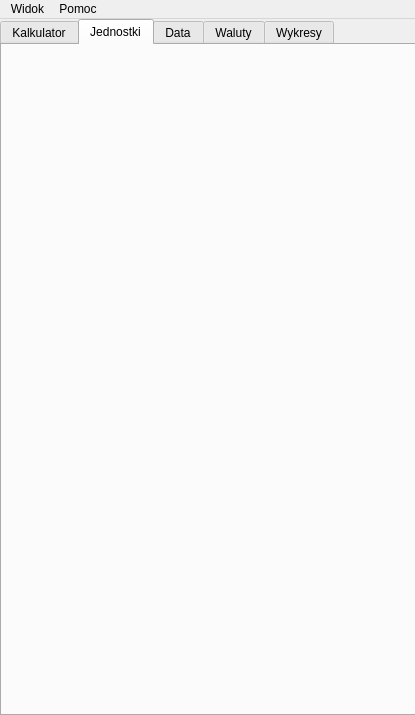
First picture: the form in Kalkulator/calculator.ui, repository Igor700/projektcpp, before the edit.
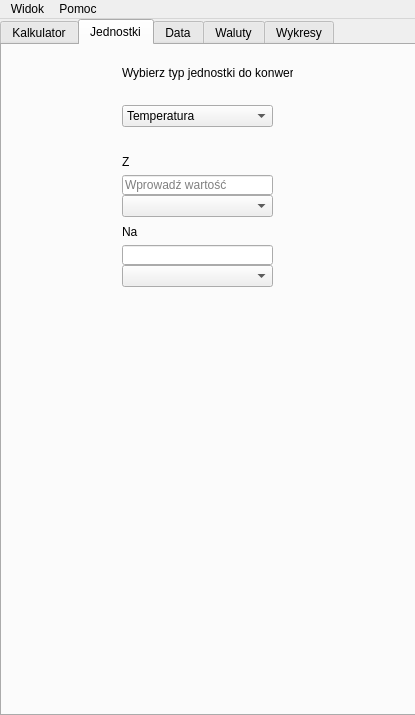
Second picture: the form after the edit. The open tabs and pages were chosen to show the change. Icons and pictures are not drawn.

What changed in the file:
```diff
--- a/Kalkulator/calculator.ui
+++ b/Kalkulator/calculator.ui
@@ -745,6 +745,131 @@
      <attribute name="title">
       <string>Jednostki</string>
      </attribute>
+     <widget class="QLineEdit" name="output">
+      <property name="geometry">
+       <rect>
+        <x>120</x>
+        <y>200</y>
+        <width>151</width>
+        <height>20</height>
+       </rect>
+      </property>
+      <property name="readOnly">
+       <bool>true</bool>
+      </property>
+     </widget>
+     <widget class="QLabel" name="label">
+      <property name="geometry">
+       <rect>
+        <x>120</x>
+        <y>20</y>
+        <width>171</width>
+        <height>16</height>
+       </rect>
+      </property>
+      <property name="text">
+       <string>Wybierz typ jednostki do konwersji</string>
+      </property>
+     </widget>
+     <widget class="QLabel" name="label_3">
+      <property name="geometry">
+       <rect>
+        <x>120</x>
+        <y>180</y>
+        <width>47</width>
+        <height>13</height>
+       </rect>
+      </property>
+      <property name="text">
+       <string>Na</string>
+      </property>
+     </widget>
+     <widget class="QComboBox" name="comboBox">
+      <property name="geometry">
+       <rect>
+        <x>120</x>
+        <y>60</y>
+        <width>151</width>
+        <height>22</height>
+       </rect>
+      </property>
+      <item>
+       <property name="text">
+        <string>Temperatura</string>
+       </property>
+      </item>
+      <item>
+       <property name="text">
+        <string>Czas</string>
+       </property>
+      </item>
+      <item>
+       <property name="text">
+        <string>Moc</string>
+       </property>
+      </item>
+      <item>
+       <property name="text">
+        <string>Prędkość</string>
+       </property>
+      </item>
+      <item>
+       <property name="text">
+        <string>Dane</string>
+       </property>
+      </item>
+      <item>
+       <property name="text">
+        <string>Długość</string>
+       </property>
+      </item>
+     </widget>
+     <widget class="QLineEdit" name="input">
+      <property name="geometry">
+       <rect>
+        <x>120</x>
+        <y>130</y>
+        <width>151</width>
+        <height>20</height>
+       </rect>
+      </property>
+      <property name="placeholderText">
+       <string>Wprowadź wartość</string>
+      </property>
+     </widget>
+     <widget class="QComboBox" name="comboBox_2">
+      <property name="geometry">
+       <rect>
+        <x>120</x>
+        <y>150</y>
+        <width>151</width>
+        <height>22</height>
+       </rect>
+      </property>
+     </widget>
+     <widget class="QLabel" name="label_2">
+      <property name="geometry">
+       <rect>
+        <x>120</x>
+        <y>110</y>
+        <width>47</width>
+        <height>13</height>
+       </rect>
+      </property>
+      <property name="text">
+       <string>Z</string>
+      </property>
+     </widget>
+     <widget class="QComboBox" name="comboBox_3">
+      <property name="geometry">
+       <rect>
+        <x>120</x>
+        <y>220</y>
+        <width>151</width>
+        <height>22</height>
+       </rect>
+      </property>
+     </widget>
     </widget>
     <widget class="QWidget" name="tab_3">
      <attribute name="title">
```
